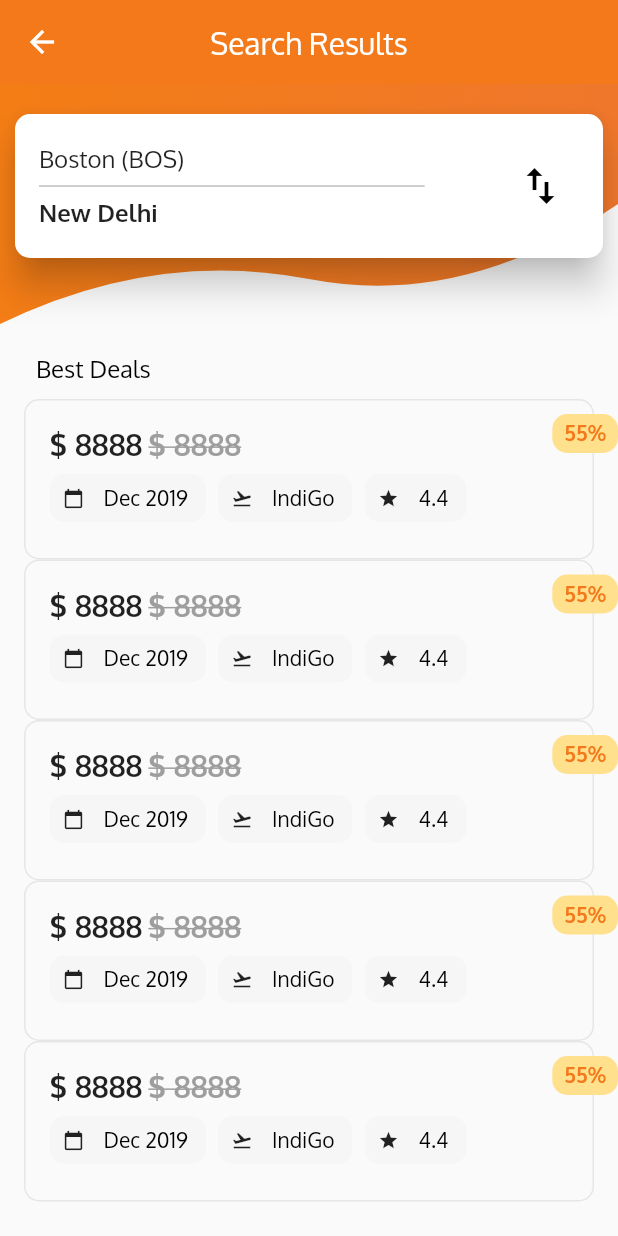
After one commit to realsst1/flightApp, a Flutter app: the FlightListingScreen screen opened directly, on a phone screen of 412 x 824 dp. The commit adds this screen. Run offline on Flutter 3.47's test engine with Material 2 defaults, Android fonts, the phone set to English and light mode, and no system bars.

Commit message:
flight list page added

```diff
--- /dev/null
+++ b/lib/flight_list.dart
@@ -0,0 +1,276 @@
+import 'package:flight/CustomShapeClipper.dart';
+import 'package:flight/main.dart';
+import 'package:flutter/material.dart';
+
+final Color discountBackgroundColor=Color(0xFFFFE08D);
+final Color flightBorderColor=Color(0xFFE6E6E6);
+final Color chipBackgroundColor=Color(0xFFF6F6F6);
+
+Color firstColor = Color(0xFFF47D15);
+Color secondColor = Color(0xFFEF772C);
+
+class FlightListingScreen extends StatelessWidget {
+  @override
+  Widget build(BuildContext context) {
+    return Scaffold(
+      resizeToAvoidBottomInset: false,
+      appBar: AppBar(
+        elevation: 0.0,
+        title: Text("Search Results"),
+        centerTitle: true,
+        leading: InkWell(
+            child: Icon(Icons.arrow_back),
+            onTap: (){
+              Navigator.pop(context);
+            },
+        ),
+      ),
+      body: SingleChildScrollView(
+        scrollDirection: Axis.vertical,
+        child: Column(
+          children: <Widget>[
+            FlightListTopPart(),
+            SizedBox(height: 20.0,),
+            FlightListingBottomPart()
+          ],
+        ),
+      ),
+    );
+  }
+}
+
+
+class FlightListTopPart extends StatefulWidget {
+  @override
+  _FlightListTopPartState createState() => _FlightListTopPartState();
+}
+
+class _FlightListTopPartState extends State<FlightListTopPart> {
+  @override
+  Widget build(BuildContext context) {
+    return Padding(
+      padding: const EdgeInsets.symmetric(vertical:0.0),
+      child: Stack(
+        children: <Widget>[
+          ClipPath(
+            clipper: CustomShapeClipper(),
+            child: Container(
+              decoration: BoxDecoration(
+                gradient: LinearGradient(
+                    colors: [
+                      firstColor,
+                      secondColor
+                    ]
+                )
+              ),
+              height: 160.0,
+            ),
+          ),
+          Column(
+            children: <Widget>[
+              SizedBox(height: 20.0,),
+              Card(
+                shape: RoundedRectangleBorder(
+                  borderRadius: BorderRadius.all(Radius.circular(10.0))
+                ),
+                margin: EdgeInsets.symmetric(horizontal: 10.0),
+                elevation: 10.0,
+                child: Container(
+                  padding: EdgeInsets.symmetric(horizontal:16.0,vertical: 20.0),
+                  child: Row(
+                    mainAxisSize: MainAxisSize.max,
+                    mainAxisAlignment: MainAxisAlignment.spaceBetween,
+                    children: <Widget>[
+                      Expanded(
+                        flex: 5,
+                        child: Column(
+                          mainAxisAlignment: MainAxisAlignment.center,
+                          crossAxisAlignment: CrossAxisAlignment.start,
+                          children: <Widget>[
+                            Text(
+                              "Boston (BOS)",
+                              style: TextStyle(
+                                fontSize: 16.0,
+                              ),
+                            ),
+                            Divider(
+                              color: Colors.grey,
+                            ),
+                            Text(
+                              "New Delhi",
+                              style: TextStyle(
+                                fontSize: 16.0,
+                                fontWeight: FontWeight.bold
+                              ),
+                            )
+                          ],
+                        ),
+                      ),
+                      Spacer(),
+                      Expanded(flex:1,child: Icon(Icons.import_export,color: Colors.black,size: 32.0,))
+                    ],
+                  ),
+                ),
+              ),
+            ],
+          )
+        ],
+      ),
+    );
+  }
+}
+
+
+class FlightListingBottomPart extends StatefulWidget {
+  @override
+  _FlightListingBottomPartState createState() => _FlightListingBottomPartState();
+}
+
+class _FlightListingBottomPartState extends State<FlightListingBottomPart> {
+  @override
+  Widget build(BuildContext context) {
+    return Padding(
+      padding: EdgeInsets.only(left: 16.0),
+      child: Column(
+        mainAxisAlignment: MainAxisAlignment.start,
+        crossAxisAlignment: CrossAxisAlignment.start,
+        children: <Widget>[
+          Padding(
+            padding: const EdgeInsets.symmetric(horizontal:8.0,),
+            child: Text(
+              "Best Deals",
+              style: dropDownMenuItemStyle,
+            ),
+          ),
+          SizedBox(height: 10.0,),
+          ListView(
+            physics: ClampingScrollPhysics(),
+            shrinkWrap: true,
+            scrollDirection: Axis.vertical,
+            children: <Widget>[
+              FlightCard(),
+              FlightCard(),
+              FlightCard(),
+              FlightCard(),
+              FlightCard(),
+
+            ],
+          )
+        ],
+      ),
+    );
+  }
+}
+
+class FlightCard extends StatefulWidget {
+  @override
+  _FlightCardState createState() => _FlightCardState();
+}
+
+class _FlightCardState extends State<FlightCard> {
+  @override
+  Widget build(BuildContext context) {
+    return Stack(
+      children: <Widget>[
+        Container(
+          margin: EdgeInsets.only(right: 16.0),
+          decoration: BoxDecoration(
+            borderRadius: BorderRadius.all(Radius.circular(10.0)),
+            border: Border.all(color: flightBorderColor),
+          ),
+          child: Padding(
+            padding: const EdgeInsets.all(16.0),
+            child: Column(
+              crossAxisAlignment: CrossAxisAlignment.start,
+              children: <Widget>[
+                Row(
+                  children: <Widget>[
+                    Text(
+                      "\$ 8888",
+                      style: TextStyle(
+                        fontWeight: FontWeight.bold,
+                        fontSize: 20.0,
+                      ),
+                    ),
+                    SizedBox(width: 4.0,),
+                    Text(
+                      "\$ 8888",
+                      style: TextStyle(
+                          fontWeight: FontWeight.bold,
+                          fontSize: 20.0,
+                          decoration: TextDecoration.lineThrough,
+                          color: Colors.grey
+                      ),
+                    ),
+                  ],
+                ),
+                Wrap(
+                  spacing: 8.0,
+                  children: <Widget>[
+                    FlightDetailChip(Icons.calendar_today,"Dec 2019"),
+                    FlightDetailChip(Icons.flight_takeoff,"IndiGo"),
+                    FlightDetailChip(Icons.star,"4.4")
+                  ],
+                )
+              ],
+            ),
+          ),
+        ),
+        Positioned(
+          top: 10.0,
+          right: 0.0,
+          child: Container(
+            padding: EdgeInsets.symmetric(horizontal: 8.0,vertical: 4.0),
+            child: Text(
+              "55%",
+              style: TextStyle(
+                color: theme.primaryColor,
+                fontSize: 14.0,
+                fontWeight: FontWeight.bold
+              ),
+            ),
+            decoration: BoxDecoration(
+              color: discountBackgroundColor,
+              borderRadius: BorderRadius.all(Radius.circular(10.0))
+            ),
+          ),
+        )
+      ],
+    );
+  }
+}
+
+
+class FlightDetailChip extends StatefulWidget {
+
+  final IconData iconData;
+  final String label;
+
+  FlightDetailChip(this.iconData,this.label);
+
+
+
+  @override
+  _FlightDetailChipState createState() => _FlightDetailChipState();
+}
+
+class _FlightDetailChipState extends State<FlightDetailChip> {
+  @override
+  Widget build(BuildContext context) {
+    return RawChip(
+        label: Text(
+          widget.label
+        ),
+      labelStyle: TextStyle(
+        color: Colors.black,
+        fontSize: 14.0,
+      ),
+      backgroundColor: chipBackgroundColor,
+      avatar: Icon(widget.iconData,size: 14.0,),
+      shape: RoundedRectangleBorder(
+        borderRadius: BorderRadius.all(Radius.circular(10.0))
+      ),
+
+    );
+  }
+}
--- a/lib/main.dart
+++ b/lib/main.dart
@@ -1,4 +1,5 @@
 import 'package:flight/CustomAppBar.dart';
+import 'package:flight/flight_list.dart';
 import 'package:flutter/cupertino.dart';
 import 'package:flutter/material.dart';
 
@@ -142,7 +143,11 @@ class _HomeScreenTopPartState extends State<HomeScreenTopPart> {
                         suffixIcon: Material(
                           elevation: 2.0,
                           borderRadius: BorderRadius.all(Radius.circular(30.0)),
-                          child: Icon(Icons.search,color: Colors.black,),
+                          child: InkWell(child: Icon(Icons.search,color: Colors.black,),
+                          onTap: (){
+                            Navigator.push(context, MaterialPageRoute(builder: (context)=>FlightListingScreen()));
+                          }
+                            ),
                         )
                       ),
                     )
```
